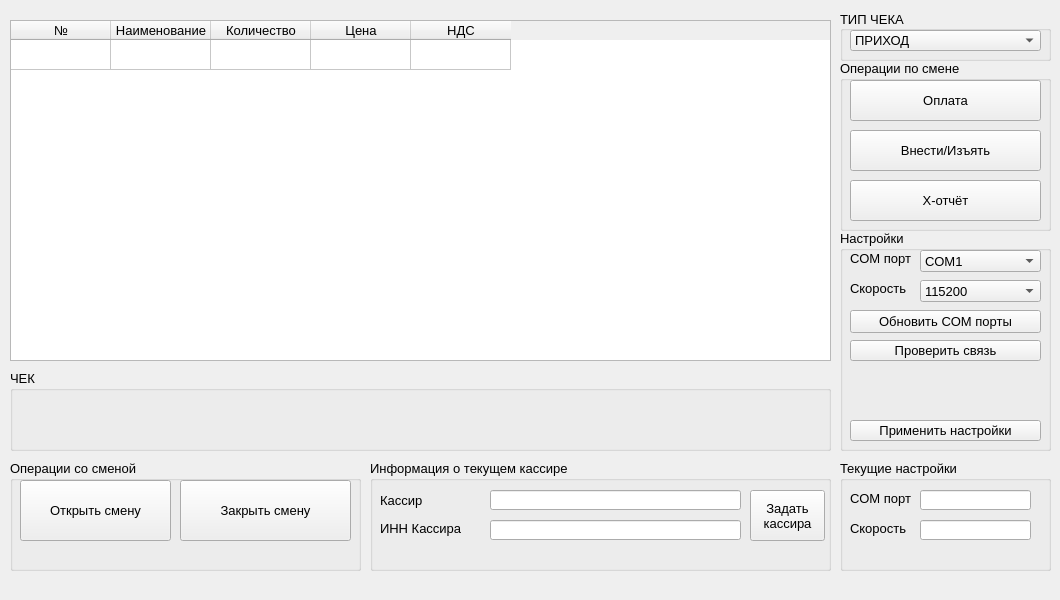
The window that mainwindow.ui (armsting/ATOL) describes before a commit, drawn with Qt 5.
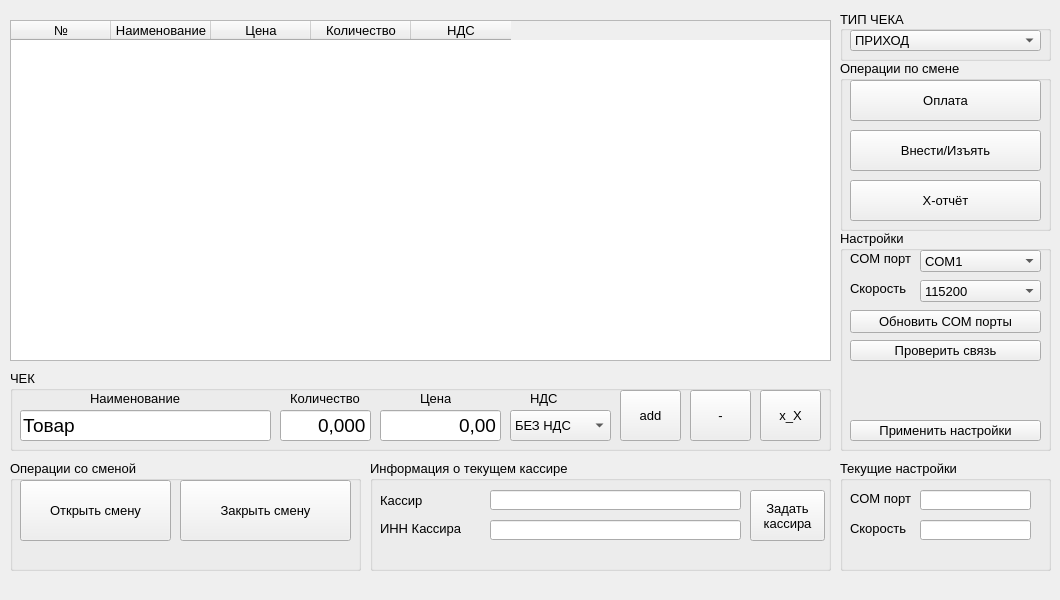
The same window after the commit.

The edit to the form file:
```diff
--- a/mainwindow.ui
+++ b/mainwindow.ui
@@ -46,11 +46,6 @@
     <attribute name="verticalHeaderVisible">
      <bool>false</bool>
     </attribute>
-    <row>
-     <property name="text">
-      <string>Новая строка</string>
-     </property>
-    </row>
     <column>
      <property name="text">
       <string>№</string>
@@ -63,12 +58,12 @@
     </column>
     <column>
      <property name="text">
-      <string>Количество</string>
+      <string>Цена</string>
      </property>
     </column>
     <column>
      <property name="text">
-      <string>Цена</string>
+      <string>Количество</string>
      </property>
     </column>
     <column>
@@ -585,6 +580,187 @@
     <property name="title">
      <string>ЧЕК</string>
     </property>
+    <widget class="QLabel" name="label_2">
+     <property name="geometry">
+      <rect>
+       <x>80</x>
+       <y>20</y>
+       <width>91</width>
+       <height>16</height>
+      </rect>
+     </property>
+     <property name="text">
+      <string>Наименование</string>
+     </property>
+    </widget>
+    <widget class="QLineEdit" name="lineEdit_productName">
+     <property name="geometry">
+      <rect>
+       <x>10</x>
+       <y>40</y>
+       <width>251</width>
+       <height>31</height>
+      </rect>
+     </property>
+     <property name="font">
+      <font>
+       <pointsize>14</pointsize>
+      </font>
+     </property>
+     <property name="text">
+      <string>Товар</string>
+     </property>
+    </widget>
+    <widget class="QLabel" name="label_6">
+     <property name="geometry">
+      <rect>
+       <x>280</x>
+       <y>20</y>
+       <width>71</width>
+       <height>16</height>
+      </rect>
+     </property>
+     <property name="text">
+      <string>Количество</string>
+     </property>
+    </widget>
+    <widget class="QLineEdit" name="lineEdit_price">
+     <property name="geometry">
+      <rect>
+       <x>270</x>
+       <y>40</y>
+       <width>91</width>
+       <height>31</height>
+      </rect>
+     </property>
+     <property name="font">
+      <font>
+       <pointsize>14</pointsize>
+      </font>
+     </property>
+     <property name="text">
+      <string>0,000</string>
+     </property>
+     <property name="alignment">
+      <set>Qt::AlignRight|Qt::AlignTrailing|Qt::AlignVCenter</set>
+     </property>
+    </widget>
+    <widget class="QLabel" name="label_7">
+     <property name="geometry">
+      <rect>
+       <x>410</x>
+       <y>20</y>
+       <width>31</width>
+       <height>16</height>
+      </rect>
+     </property>
+     <property name="text">
+      <string>Цена</string>
+     </property>
+    </widget>
+    <widget class="QLineEdit" name="lineEdit_quantity">
+     <property name="geometry">
+      <rect>
+       <x>370</x>
+       <y>40</y>
+       <width>121</width>
+       <height>31</height>
+      </rect>
+     </property>
+     <property name="font">
+      <font>
+       <pointsize>14</pointsize>
+      </font>
+     </property>
+     <property name="text">
+      <string>0,00</string>
+     </property>
+     <property name="alignment">
+      <set>Qt::AlignRight|Qt::AlignTrailing|Qt::AlignVCenter</set>
+     </property>
+    </widget>
+    <widget class="QLabel" name="label_8">
+     <property name="geometry">
+      <rect>
+       <x>520</x>
+       <y>20</y>
+       <width>41</width>
+       <height>16</height>
+      </rect>
+     </property>
+     <property name="text">
+      <string>НДС</string>
+     </property>
+    </widget>
+    <widget class="QComboBox" name="comboBox_NDS">
+     <property name="geometry">
+      <rect>
+       <x>500</x>
+       <y>40</y>
+       <width>101</width>
+       <height>31</height>
+      </rect>
+     </property>
+     <item>
+      <property name="text">
+       <string>БЕЗ НДС</string>
+      </property>
+     </item>
+     <item>
+      <property name="text">
+       <string>НДС-0%</string>
+      </property>
+     </item>
+     <item>
+      <property name="text">
+       <string>НДС-10%</string>
+      </property>
+     </item>
+     <item>
+      <property name="text">
+       <string>НДС-20%</string>
+      </property>
+     </item>
+    </widget>
+    <widget class="QPushButton" name="pushButton_addPosition">
+     <property name="geometry">
+      <rect>
+       <x>610</x>
+       <y>20</y>
+       <width>61</width>
+       <height>51</height>
+      </rect>
+     </property>
+     <property name="text">
+      <string>add</string>
+     </property>
+    </widget>
+    <widget class="QPushButton" name="pushButton_rowDelete">
+     <property name="geometry">
+      <rect>
+       <x>680</x>
+       <y>20</y>
+       <width>61</width>
+       <height>51</height>
+      </rect>
+     </property>
+     <property name="text">
+      <string>-</string>
+     </property>
+    </widget>
+    <widget class="QPushButton" name="pushButton_clearTable">
+     <property name="geometry">
+      <rect>
+       <x>750</x>
+       <y>20</y>
+       <width>61</width>
+       <height>51</height>
+      </rect>
+     </property>
+     <property name="text">
+      <string>х_Х</string>
+     </property>
+    </widget>
    </widget>
   </widget>
   <widget class="QMenuBar" name="menubar">
```
